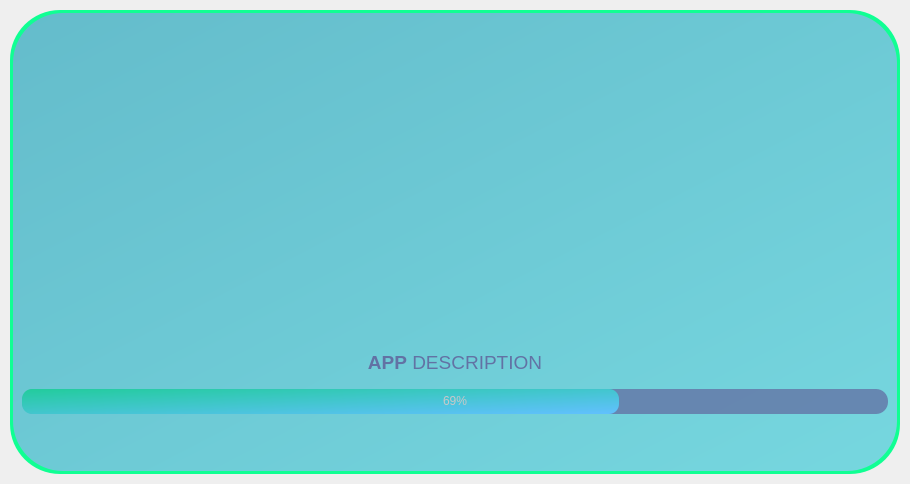
First picture: the form in UI_Functions/splash_screen.ui, repository Mechanics-of-Orbit/MOPy, before the edit.
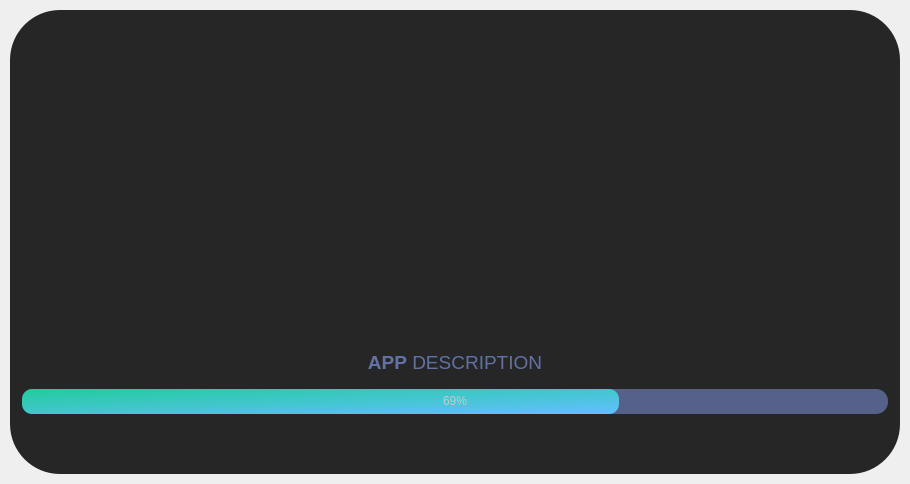
Second picture: the form after the edit. Icons and pictures are not drawn.

Patch:
```diff
--- a/UI_Functions/splash_screen.ui
+++ b/UI_Functions/splash_screen.ui
@@ -36,7 +36,8 @@
        <string notr="true">QFrame {	
 	 
 	
-	background-color: rgb(16, 255, 147);
+	
+	background-color: rgb(38, 38, 38);
 
 
 	color: rgb(220, 220, 220);
@@ -73,7 +74,7 @@
 	/*background-color: qlineargradient(spread:pad, x1:0, y1:0, x2:1, y2:1, stop:0 rgba(0, 0, 0, 255), stop:1 rgba(109, 11, 255, 255));*/
 
 	
-	background-color: qlineargradient(spread:pad, x1:0, y1:0, x2:1, y2:1, stop:0 rgba(100, 188, 203, 255), stop:1 rgba(118, 215, 223, 255));
+	
 
 
 	color: rgb(220, 220, 220);
@@ -255,7 +256,7 @@
             <property name="styleSheet">
              <string notr="true">QProgressBar {
 	
-	background-color: rgb(98, 114, 164,200);
+	background-color: rgba(98, 114, 164,200);
 	color: rgb(200, 200, 200);
 	border-style: none;
 	border-radius: 12px;
```
Left out of the diff: 15 changed lines with no effect on the pictures.
